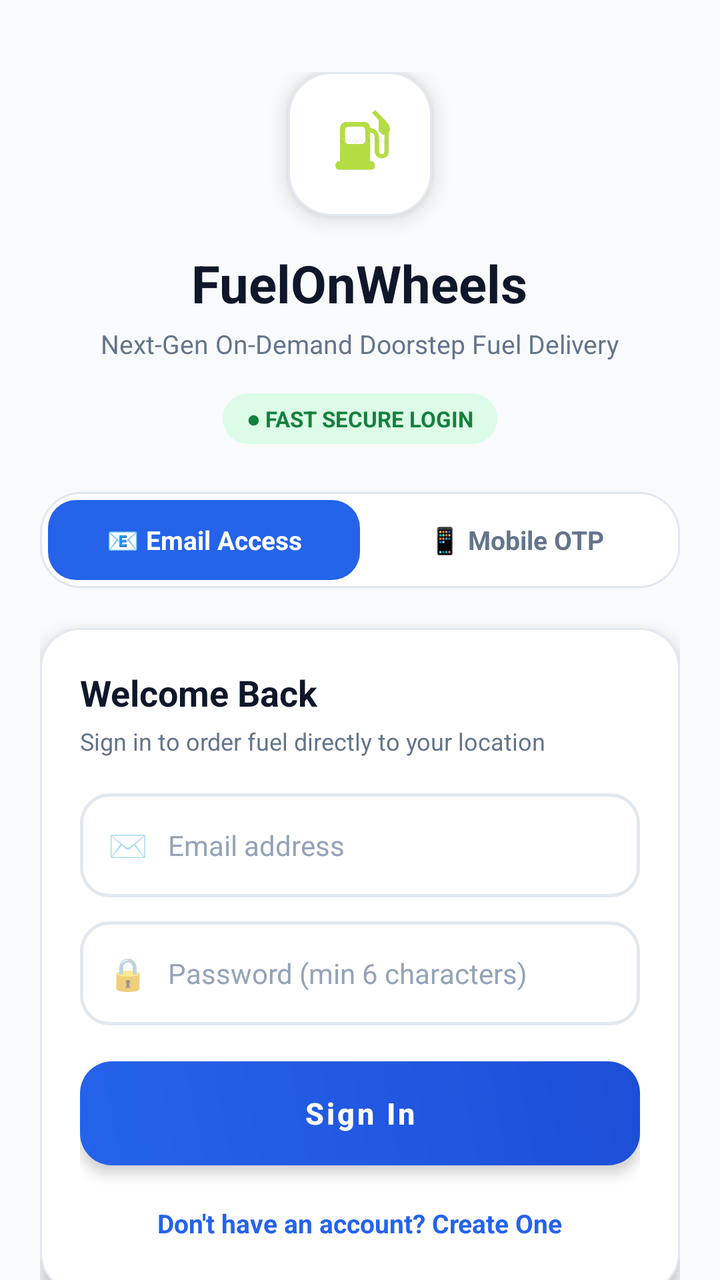
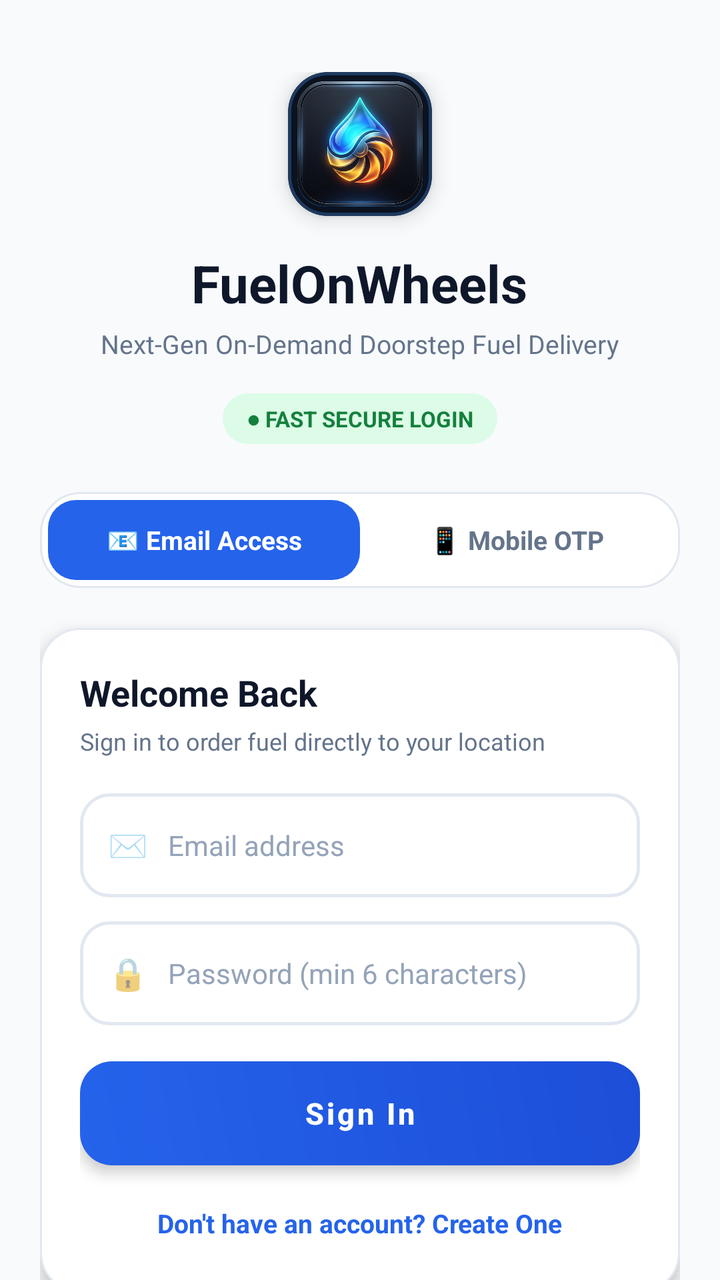

Before-and-after screenshots of an Android layout around one commit, followed by the original layout XML and the change that was made.
<!-- AndroidManifest.xml: application theme Theme.FuelOnWheelsApp -->
<!-- res/layout/activity_sign_in.xml -->
<?xml version="1.0" encoding="utf-8"?>
<androidx.core.widget.NestedScrollView xmlns:android="http://schemas.android.com/apk/res/android"
    xmlns:app="http://schemas.android.com/apk/res-auto"
    xmlns:tools="http://schemas.android.com/tools"
    android:layout_width="match_parent"
    android:layout_height="match_parent"
    android:background="@color/bg_slate"
    android:fillViewport="true"
    tools:context=".signIn.SignInActivity">

    <LinearLayout
        android:layout_width="match_parent"
        android:layout_height="wrap_content"
        android:gravity="center_horizontal"
        android:orientation="vertical"
        android:paddingStart="20dp"
        android:paddingTop="36dp"
        android:paddingEnd="20dp"
        android:paddingBottom="28dp">

        
        <com.google.android.material.card.MaterialCardView
            android:layout_width="72dp"
            android:layout_height="72dp"
            android:layout_marginBottom="16dp"
            app:cardBackgroundColor="@color/surface_card"
            app:cardCornerRadius="22dp"
            app:cardElevation="6dp"
            app:strokeColor="@color/card_border"
            app:strokeWidth="1dp">

            <ImageView
                android:layout_width="match_parent"
                android:layout_height="match_parent"
                android:contentDescription="@string/logo"
                android:padding="12dp"
                android:src="@drawable/logo" />
        </com.google.android.material.card.MaterialCardView>

        
        <TextView
            android:layout_width="wrap_content"
            android:layout_height="wrap_content"
            android:text="FuelOnWheels"
            android:textColor="@color/brand_navy"
            android:textSize="26sp"
            android:textStyle="bold" />

        <TextView
            android:layout_width="wrap_content"
            android:layout_height="wrap_content"
            android:layout_marginTop="4dp"
            android:layout_marginBottom="16dp"
            android:text="Next-Gen On-Demand Doorstep Fuel Delivery"
            android:textColor="@color/text_secondary"
            android:textSize="13sp" />

        
        <TextView
            android:layout_width="wrap_content"
            android:layout_height="wrap_content"
            android:layout_marginBottom="24dp"
            android:background="@drawable/badge_pill_green"
            android:paddingStart="12dp"
            android:paddingTop="5dp"
            android:paddingEnd="12dp"
            android:paddingBottom="5dp"
            android:text="● FAST SECURE LOGIN"
            android:textColor="@color/pill_green_text"
            android:textSize="11sp"
            android:textStyle="bold" />

        
        <LinearLayout
            android:layout_width="match_parent"
            android:layout_height="48dp"
            android:layout_marginBottom="20dp"
            android:background="@drawable/card_elevated_rounded"
            android:orientation="horizontal"
            android:padding="4dp">

            
            <TextView
                android:id="@+id/tab_email"
                android:layout_width="0dp"
                android:layout_height="match_parent"
                android:layout_weight="1"
                android:background="@drawable/tab_selected_bg"
                android:gravity="center"
                android:text="📧 Email Access"
                android:textColor="@color/white"
                android:textSize="13sp"
                android:textStyle="bold" />

            
            <TextView
                android:id="@+id/tab_phone"
                android:layout_width="0dp"
                android:layout_height="match_parent"
                android:layout_weight="1"
                android:gravity="center"
                android:text="📱 Mobile OTP"
                android:textColor="@color/text_secondary"
                android:textSize="13sp"
                android:textStyle="bold" />
        </LinearLayout>

        
        <com.google.android.material.card.MaterialCardView
            android:layout_width="match_parent"
            android:layout_height="wrap_content"
            android:layout_marginBottom="20dp"
            app:cardBackgroundColor="@color/surface_card"
            app:cardCornerRadius="20dp"
            app:cardElevation="6dp"
            app:strokeColor="@color/card_border"
            app:strokeWidth="1dp">

            <LinearLayout
                android:layout_width="match_parent"
                android:layout_height="wrap_content"
                android:orientation="vertical"
                android:padding="20dp">

                
                <LinearLayout
                    android:id="@+id/layout_email_form"
                    android:layout_width="match_parent"
                    android:layout_height="wrap_content"
                    android:orientation="vertical"
                    android:visibility="visible">

                    <TextView
                        android:id="@+id/tv_form_title"
                        android:layout_width="wrap_content"
                        android:layout_height="wrap_content"
                        android:layout_marginBottom="4dp"
                        android:text="Welcome Back"
                        android:textColor="@color/brand_navy"
                        android:textSize="18sp"
                        android:textStyle="bold" />

                    <TextView
                        android:id="@+id/tv_form_subtitle"
                        android:layout_width="wrap_content"
                        android:layout_height="wrap_content"
                        android:layout_marginBottom="18dp"
                        android:text="Sign in to order fuel directly to your location"
                        android:textColor="@color/text_secondary"
                        android:textSize="12sp" />

                    
                    <LinearLayout
                        android:id="@+id/layout_full_name"
                        android:layout_width="match_parent"
                        android:layout_height="52dp"
                        android:layout_marginBottom="12dp"
                        android:background="@drawable/input_field_bg"
                        android:gravity="center_vertical"
                        android:orientation="horizontal"
                        android:paddingStart="14dp"
                        android:paddingEnd="14dp"
                        android:visibility="gone">

                        <TextView
                            android:layout_width="wrap_content"
                            android:layout_height="wrap_content"
                            android:layout_marginEnd="10dp"
                            android:text="👤"
                            android:textSize="16sp" />

                        <EditText
                            android:id="@+id/et_full_name"
                            android:layout_width="match_parent"
                            android:layout_height="match_parent"
                            android:background="@android:color/transparent"
                            android:hint="Full Name"
                            android:inputType="textPersonName"
                            android:textColor="@color/brand_navy"
                            android:textColorHint="@color/text_muted"
                            android:textSize="14sp" />
                    </LinearLayout>

                    
                    <LinearLayout
                        android:layout_width="match_parent"
                        android:layout_height="52dp"
                        android:layout_marginBottom="12dp"
                        android:background="@drawable/input_field_bg"
                        android:gravity="center_vertical"
                        android:orientation="horizontal"
                        android:paddingStart="14dp"
                        android:paddingEnd="14dp">

                        <TextView
                            android:layout_width="wrap_content"
                            android:layout_height="wrap_content"
                            android:layout_marginEnd="10dp"
                            android:text="✉️"
                            android:textSize="16sp" />

                        <EditText
                            android:id="@+id/et_email"
                            android:layout_width="match_parent"
                            android:layout_height="match_parent"
                            android:background="@android:color/transparent"
                            android:hint="Email address"
                            android:inputType="textEmailAddress"
                            android:textColor="@color/brand_navy"
                            android:textColorHint="@color/text_muted"
                            android:textSize="14sp" />
                    </LinearLayout>

                    
                    <LinearLayout
                        android:layout_width="match_parent"
                        android:layout_height="52dp"
                        android:layout_marginBottom="18dp"
                        android:background="@drawable/input_field_bg"
                        android:gravity="center_vertical"
                        android:orientation="horizontal"
                        android:paddingStart="14dp"
                        android:paddingEnd="14dp">

                        <TextView
                            android:layout_width="wrap_content"
                            android:layout_height="wrap_content"
                            android:layout_marginEnd="10dp"
                            android:text="🔒"
                            android:textSize="16sp" />

                        <EditText
                            android:id="@+id/et_password"
                            android:layout_width="match_parent"
                            android:layout_height="match_parent"
                            android:background="@android:color/transparent"
                            android:hint="Password (min 6 characters)"
                            android:inputType="textPassword"
                            android:textColor="@color/brand_navy"
                            android:textColorHint="@color/text_muted"
                            android:textSize="14sp" />
                    </LinearLayout>

                    
                    <Button
                        android:id="@+id/btn_email_submit"
                        android:layout_width="match_parent"
                        android:layout_height="52dp"
                        android:layout_marginBottom="14dp"
                        android:background="@drawable/bg_primary_button"
                        app:backgroundTint="@null"
                        android:elevation="4dp"
                        android:stateListAnimator="@null"
                        android:text="Sign In"
                        android:textAllCaps="false"
                        android:textColor="@color/white"
                        android:textSize="15sp"
                        android:textStyle="bold" />

                    
                    <TextView
                        android:id="@+id/tv_toggle_auth_mode"
                        android:layout_width="wrap_content"
                        android:layout_height="wrap_content"
                        android:layout_gravity="center_horizontal"
                        android:padding="6dp"
                        android:text="Don't have an account? Create One"
                        android:textColor="@color/brand_primary"
                        android:textSize="13sp"
                        android:textStyle="bold" />
                </LinearLayout>

                
                <LinearLayout
                    android:id="@+id/layout_phone_form"
                    android:layout_width="match_parent"
                    android:layout_height="wrap_content"
                    android:orientation="vertical"
                    android:visibility="gone">

                    <TextView
                        android:layout_width="wrap_content"
                        android:layout_height="wrap_content"
                        android:layout_marginBottom="4dp"
                        android:text="Mobile Verification"
                        android:textColor="@color/brand_navy"
                        android:textSize="18sp"
                        android:textStyle="bold" />

                    <TextView
                        android:layout_width="wrap_content"
                        android:layout_height="wrap_content"
                        android:layout_marginBottom="18dp"
                        android:text="We'll send an OTP code to verify your phone"
                        android:textColor="@color/text_secondary"
                        android:textSize="12sp" />

                    
                    <LinearLayout
                        android:layout_width="match_parent"
                        android:layout_height="52dp"
                        android:layout_marginBottom="12dp"
                        android:background="@drawable/input_field_bg"
                        android:gravity="center_vertical"
                        android:orientation="horizontal"
                        android:paddingStart="14dp"
                        android:paddingEnd="14dp">

                        <TextView
                            android:layout_width="wrap_content"
                            android:layout_height="wrap_content"
                            android:background="@drawable/badge_pill_blue"
                            android:paddingStart="8dp"
                            android:paddingTop="3dp"
                            android:paddingEnd="8dp"
                            android:paddingBottom="3dp"
                            android:text="🇮🇳 +91"
                            android:textColor="@color/pill_blue_text"
                            android:textSize="12sp"
                            android:textStyle="bold" />

                        <EditText
                            android:id="@+id/signIn_et_phone_no"
                            android:layout_width="match_parent"
                            android:layout_height="match_parent"
                            android:layout_marginStart="10dp"
                            android:background="@android:color/transparent"
                            android:hint="10-digit mobile number"
                            android:inputType="phone"
                            android:maxLength="10"
                            android:textColor="@color/brand_navy"
                            android:textColorHint="@color/text_muted"
                            android:textSize="14sp" />
                    </LinearLayout>

                    
                    <Button
                        android:id="@+id/signIn_btn_getOtp"
                        android:layout_width="match_parent"
                        android:layout_height="52dp"
                        android:layout_marginBottom="12dp"
                        android:background="@drawable/bg_primary_button"
                        app:backgroundTint="@null"
                        android:elevation="4dp"
                        android:stateListAnimator="@null"
                        android:text="Send Verification Code"
                        android:textAllCaps="false"
                        android:textColor="@color/white"
                        android:textSize="15sp"
                        android:textStyle="bold" />

                    
                    <LinearLayout
                        android:id="@+id/layout_otp_input"
                        android:layout_width="match_parent"
                        android:layout_height="wrap_content"
                        android:orientation="vertical"
                        android:visibility="gone">

                        <LinearLayout
                            android:layout_width="match_parent"
                            android:layout_height="52dp"
                            android:layout_marginBottom="12dp"
                            android:background="@drawable/input_field_bg"
                            android:gravity="center_vertical"
                            android:orientation="horizontal"
                            android:paddingStart="14dp"
                            android:paddingEnd="14dp">

                            <TextView
                                android:layout_width="wrap_content"
                                android:layout_height="wrap_content"
                                android:layout_marginEnd="10dp"
                                android:text="🔑"
                                android:textSize="16sp" />

                            <EditText
                                android:id="@+id/signIn_et_otp"
                                android:layout_width="match_parent"
                                android:layout_height="match_parent"
                                android:background="@android:color/transparent"
                                android:hint="Enter 6-digit OTP"
                                android:inputType="number"
                                android:letterSpacing="0.1"
                                android:maxLength="6"
                                android:textColor="@color/brand_navy"
                                android:textColorHint="@color/text_muted"
                                android:textSize="16sp"
                                android:textStyle="bold" />
                        </LinearLayout>

                        <Button
                            android:id="@+id/signIn_btn_next"
                            android:layout_width="match_parent"
                            android:layout_height="52dp"
                            android:layout_marginBottom="8dp"
                            android:background="@drawable/bg_primary_button"
                            app:backgroundTint="@null"
                            android:elevation="4dp"
                            android:stateListAnimator="@null"
                            android:text="Verify &amp; Sign In"
                            android:textAllCaps="false"
                            android:textColor="@color/white"
                            android:textSize="15sp"
                            android:textStyle="bold" />

                        <TextView
                            android:id="@+id/signIn_tv_resend"
                            android:layout_width="wrap_content"
                            android:layout_height="wrap_content"
                            android:layout_gravity="center_horizontal"
                            android:padding="6dp"
                            android:text="Didn't receive code? Resend OTP"
                            android:textColor="@color/brand_primary"
                            android:textSize="12sp"
                            android:textStyle="bold" />
                    </LinearLayout>

                </LinearLayout>

            </LinearLayout>
        </com.google.android.material.card.MaterialCardView>

        
        <TextView
            android:layout_width="wrap_content"
            android:layout_height="wrap_content"
            android:gravity="center"
            android:text="🔒 Bank-Grade 256-Bit SSL • Certified Fuel Quality"
            android:textColor="@color/text_muted"
            android:textSize="11sp" />

    </LinearLayout>
</androidx.core.widget.NestedScrollView>
<!-- resources referenced by this layout -->
<resources>
  <color name="bg_slate">#F8FAFC</color>
  <color name="brand_navy">#0F172A</color>
  <color name="brand_primary">#2563EB</color>
  <color name="card_border">#E2E8F0</color>
  <color name="pill_blue_text">#1D4ED8</color>
  <color name="pill_green_text">#15803D</color>
  <color name="surface_card">#FFFFFF</color>
  <color name="text_muted">#94A3B8</color>
  <color name="text_secondary">#64748B</color>
  <color name="white">#FFFFFFFF</color>
  <!-- drawable badge_pill_blue (drawable) -->
  <?xml version="1.0" encoding="utf-8"?>
  <shape xmlns:android="http://schemas.android.com/apk/res/android"
      android:shape="rectangle">
      <solid android:color="@color/pill_blue_bg" />
      <corners android:radius="50dp" />
      <padding
          android:left="10dp"
          android:top="4dp"
          android:right="10dp"
          android:bottom="4dp" />
  </shape>
  <!-- drawable badge_pill_green (drawable) -->
  <?xml version="1.0" encoding="utf-8"?>
  <shape xmlns:android="http://schemas.android.com/apk/res/android"
      android:shape="rectangle">
      <solid android:color="@color/pill_green_bg" />
      <corners android:radius="50dp" />
      <padding
          android:left="10dp"
          android:top="4dp"
          android:right="10dp"
          android:bottom="4dp" />
  </shape>
  <!-- drawable bg_primary_button (drawable) -->
  <?xml version="1.0" encoding="utf-8"?>
  <ripple xmlns:android="http://schemas.android.com/apk/res/android"
      android:color="#40FFFFFF">
      <item>
          <shape android:shape="rectangle">
              <gradient
                  android:angle="45"
                  android:startColor="#2563EB"
                  android:endColor="#1D4ED8"
                  android:type="linear" />
              <corners android:radius="16dp" />
          </shape>
      </item>
  </ripple>
  <!-- drawable card_elevated_rounded (drawable) -->
  <?xml version="1.0" encoding="utf-8"?>
  <shape xmlns:android="http://schemas.android.com/apk/res/android"
      android:shape="rectangle">
      <solid android:color="@color/surface_card" />
      <corners android:radius="20dp" />
      <stroke
          android:width="1dp"
          android:color="@color/card_border" />
  </shape>
  <!-- drawable input_field_bg (drawable) -->
  <?xml version="1.0" encoding="utf-8"?>
  <shape xmlns:android="http://schemas.android.com/apk/res/android"
      android:shape="rectangle">
      <solid android:color="@color/surface_card" />
      <corners android:radius="14dp" />
      <stroke
          android:width="1.5dp"
          android:color="@color/card_border" />
  </shape>
  <!-- drawable logo: png bitmap (drawable, 97135 bytes) -->
  <!-- drawable tab_selected_bg (drawable) -->
  <?xml version="1.0" encoding="utf-8"?>
  <shape xmlns:android="http://schemas.android.com/apk/res/android"
      android:shape="rectangle">
      <solid android:color="@color/brand_primary" />
      <corners android:radius="14dp" />
  </shape>
  <string name="logo">logo</string>
  <style name="Theme.FuelOnWheelsApp" parent="Theme.MaterialComponents.DayNight.NoActionBar">
          
          <item name="colorPrimary">@color/colorPrimary</item>
          <item name="colorPrimaryVariant">@color/purple_700</item>
          <item name="colorOnPrimary">@color/white</item>
          
          <item name="colorSecondary">@color/colorSecondary</item>
          <item name="colorSecondaryVariant">@color/teal_700</item>
          <item name="colorOnSecondary">@color/black</item>
          
          <item name="android:statusBarColor" tools:targetApi="l">?attr/colorPrimaryVariant</item>
          
      </style>
  <color name="pill_blue_bg">#DBEAFE</color>
  <color name="pill_green_bg">#DCFCE7</color>
  <color name="colorPrimary">#2563EB</color>
  <color name="purple_700">#0F172A</color>
  <color name="colorSecondary">#0F172A</color>
  <color name="teal_700">#059669</color>
  <color name="black">#0F172A</color>
</resources>

<!-- the commit's change to res/layout/activity_sign_in.xml (unified diff, before → after) -->
@@ -23,17 +23,17 @@
             android:layout_width="72dp"
             android:layout_height="72dp"
             android:layout_marginBottom="16dp"
-            app:cardBackgroundColor="@color/surface_card"
-            app:cardCornerRadius="22dp"
+            app:cardBackgroundColor="#0B1220"
+            app:cardCornerRadius="20dp"
             app:cardElevation="6dp"
-            app:strokeColor="@color/card_border"
-            app:strokeWidth="1dp">
+            app:strokeColor="#1E3A5F"
+            app:strokeWidth="1.5dp">
 
             <ImageView
                 android:layout_width="match_parent"
                 android:layout_height="match_parent"
                 android:contentDescription="@string/logo"
-                android:padding="12dp"
+                android:padding="2dp"
                 android:src="@drawable/logo" />
         </com.google.android.material.card.MaterialCardView>
 
<!-- resource entries referenced after the edit -->
@@ -69,7 +69,7 @@
           android:width="1.5dp"
           android:color="@color/card_border" />
   </shape>
-  <!-- drawable logo: png bitmap (drawable, 97135 bytes) -->
+  <!-- drawable logo: png bitmap (drawable, 474904 bytes) -->
   <!-- drawable tab_selected_bg (drawable) -->
   <?xml version="1.0" encoding="utf-8"?>
   <shape xmlns:android="http://schemas.android.com/apk/res/android"
